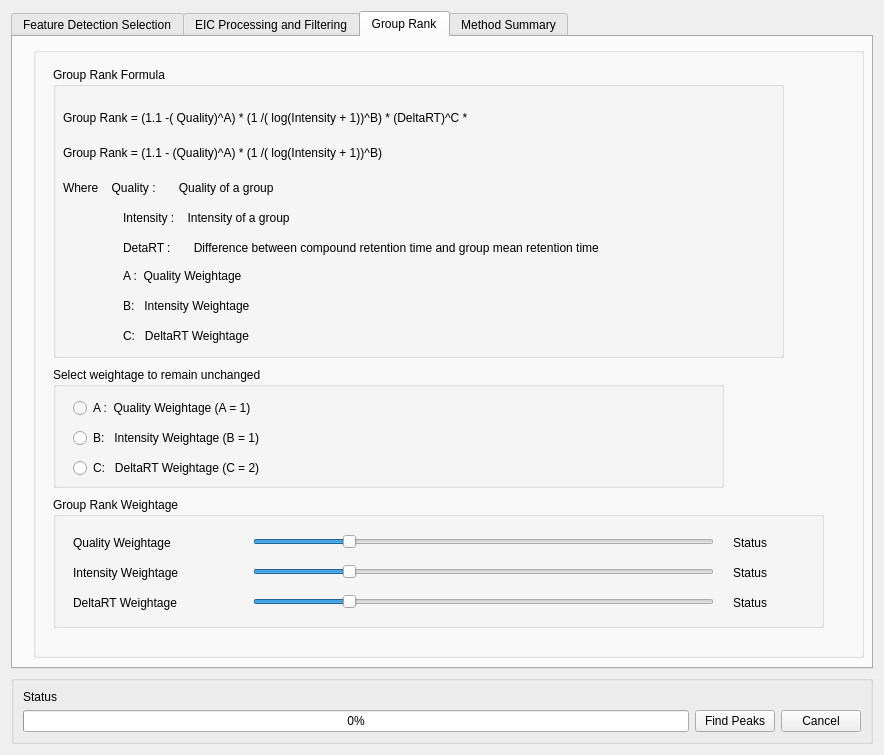
ElucidataInc/ElMaven, file mzroll/forms/peakdetectiondialog.ui: the form before one commit.
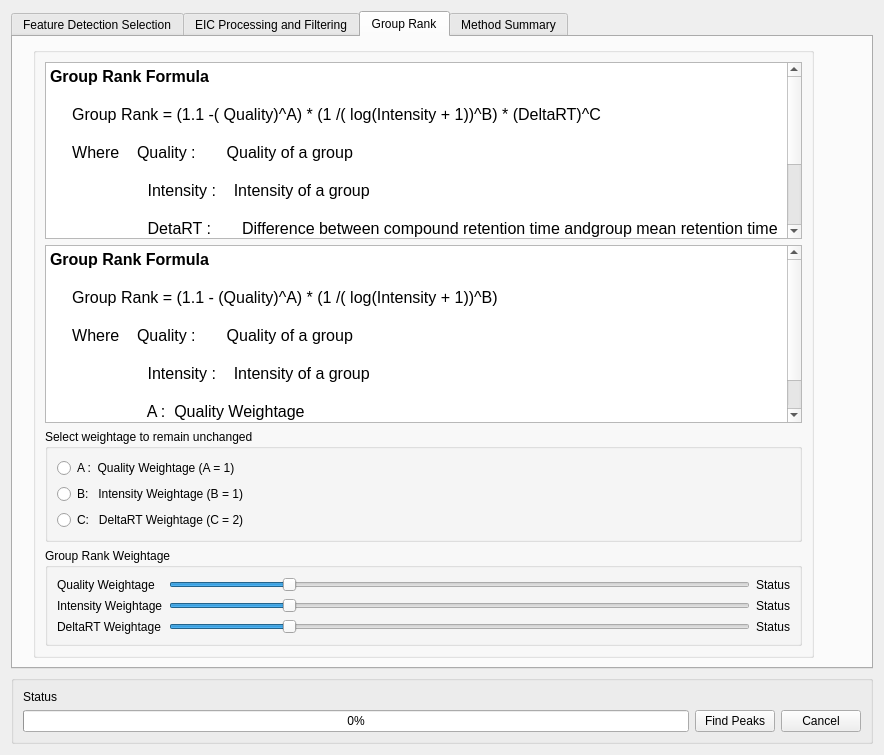
The form after the commit. The open tabs and pages were chosen to show the change.

Commit message:
Ftr: User Interface for group rank tab in peak detection dialog has      been changed.
   - Qt Text browser is used for writing group rank formula instead
     of using label.

```diff
--- a/mzroll/forms/peakdetectiondialog.ui
+++ b/mzroll/forms/peakdetectiondialog.ui
@@ -725,177 +725,107 @@
         <rect>
          <x>20</x>
          <y>10</y>
-         <width>831</width>
+         <width>781</width>
          <height>611</height>
         </rect>
        </property>
        <property name="title">
         <string/>
        </property>
-       <widget class="QGroupBox" name="groupBox_5">
-        <property name="geometry">
-         <rect>
-          <x>20</x>
-          <y>20</y>
-          <width>731</width>
-          <height>291</height>
-         </rect>
-        </property>
+       <layout class="QGridLayout" name="gridLayout_15">
+        <item row="2" column="0">
+         <widget class="QGroupBox" name="groupBox_7">
         <property name="title">
-         <string>Group Rank Formula</string>
-        </property>
-        <widget class="QLabel" name="label_26">
-         <property name="geometry">
-          <rect>
-           <x>10</x>
-           <y>30</y>
-           <width>661</width>
-           <height>41</height>
-          </rect>
-         </property>
+           <string>Select weightage to remain unchanged</string>
+          </property>
+          <layout class="QGridLayout" name="gridLayout_18">
+           <item row="1" column="0">
+            <widget class="QRadioButton" name="intensityWeightButton">
          <property name="text">
-          <string>Group Rank = (1.1 -( Quality)^A) * (1 /( log(Intensity + 1))^B) * (DeltaRT)^C *</string>
-         </property>
-        </widget>
-        <widget class="QLabel" name="label_27">
-         <property name="geometry">
-          <rect>
-           <x>10</x>
-           <y>70</y>
-           <width>671</width>
-           <height>31</height>
-          </rect>
-         </property>
+              <string>B:   Intensity Weightage (B = 1)</string>
+             </property>
+            </widget>
+           </item>
+           <item row="0" column="0">
+            <widget class="QRadioButton" name="qualityWeightButton">
          <property name="text">
-          <string>Group Rank = (1.1 - (Quality)^A) * (1 /( log(Intensity + 1))^B) </string>
-         </property>
-        </widget>
-        <widget class="QLabel" name="label_28">
-         <property name="geometry">
-          <rect>
-           <x>10</x>
-           <y>110</y>
-           <width>291</width>
-           <height>21</height>
-          </rect>
-         </property>
+              <string>A :  Quality Weightage (A = 1)</string>
+             </property>
+            </widget>
+           </item>
+           <item row="2" column="0">
+            <widget class="QRadioButton" name="deltaRTWeightButton">
          <property name="text">
-          <string>Where    Quality :       Quality of a group</string>
-         </property>
-        </widget>
-        <widget class="QLabel" name="label_29">
-         <property name="geometry">
-          <rect>
-           <x>70</x>
-           <y>140</y>
-           <width>281</width>
-           <height>21</height>
-          </rect>
-         </property>
-         <property name="text">
-          <string>Intensity :    Intensity of a group</string>
-         </property>
-        </widget>
-        <widget class="QLabel" name="label_30">
-         <property name="geometry">
-          <rect>
-           <x>70</x>
-           <y>170</y>
-           <width>631</width>
-           <height>21</height>
-          </rect>
-         </property>
-         <property name="text">
-          <string>DetaRT :       Difference between compound retention time and group mean retention time</string>
-         </property>
-        </widget>
-        <widget class="QLabel" name="label_31">
-         <property name="geometry">
-          <rect>
-           <x>70</x>
-           <y>200</y>
-           <width>281</width>
-           <height>17</height>
-          </rect>
-         </property>
-         <property name="text">
-          <string>A :  Quality Weightage</string>
-         </property>
-        </widget>
-        <widget class="QLabel" name="label_32">
-         <property name="geometry">
-          <rect>
-           <x>70</x>
-           <y>230</y>
-           <width>271</width>
-           <height>17</height>
-          </rect>
-         </property>
-         <property name="text">
-          <string>B:   Intensity Weightage</string>
-         </property>
-        </widget>
-        <widget class="QLabel" name="label_33">
-         <property name="geometry">
-          <rect>
-           <x>70</x>
-           <y>260</y>
-           <width>201</width>
-           <height>17</height>
-          </rect>
-         </property>
-         <property name="text">
-          <string>C:   DeltaRT Weightage</string>
-         </property>
-        </widget>
-       </widget>
+              <string>C:   DeltaRT Weightage (C = 2)</string>
+             </property>
+            </widget>
+           </item>
+          </layout>
+         </widget>
+        </item>
+        <item row="3" column="0">
        <widget class="QGroupBox" name="groupBox_6">
-        <property name="geometry">
-         <rect>
-          <x>20</x>
-          <y>450</y>
-          <width>771</width>
-          <height>131</height>
-         </rect>
-        </property>
         <property name="title">
          <string>Group Rank Weightage</string>
         </property>
-        <widget class="QLabel" name="label_24">
-         <property name="geometry">
-          <rect>
-           <x>20</x>
-           <y>30</y>
-           <width>171</width>
-           <height>31</height>
-          </rect>
-         </property>
+          <layout class="QGridLayout" name="gridLayout_14">
+           <item row="2" column="1">
+            <widget class="QSlider" name="deltaRTWeight">
+             <property name="mouseTracking">
+              <bool>true</bool>
+             </property>
+             <property name="maximum">
+              <number>5</number>
+             </property>
+             <property name="pageStep">
+              <number>1</number>
+             </property>
+             <property name="value">
+              <number>1</number>
+             </property>
+             <property name="orientation">
+              <enum>Qt::Horizontal</enum>
+             </property>
+            </widget>
+           </item>
+           <item row="2" column="2">
+            <widget class="QLabel" name="deltaRTWeightStatus">
          <property name="text">
-          <string>Quality Weightage</string>
-         </property>
-        </widget>
+              <string>Status</string>
+             </property>
+            </widget>
+           </item>
+           <item row="0" column="1">
+            <widget class="QSlider" name="qualityWeight">
+             <property name="mouseTracking">
+              <bool>true</bool>
+             </property>
+             <property name="minimum">
+              <number>0</number>
+             </property>
+             <property name="maximum">
+              <number>5</number>
+             </property>
+             <property name="pageStep">
+              <number>1</number>
+             </property>
+             <property name="value">
+              <number>1</number>
+             </property>
+             <property name="orientation">
+              <enum>Qt::Horizontal</enum>
+             </property>
+            </widget>
+           </item>
+           <item row="1" column="0">
         <widget class="QLabel" name="label_25">
-         <property name="geometry">
-          <rect>
-           <x>20</x>
-           <y>60</y>
-           <width>181</width>
-           <height>31</height>
-          </rect>
-         </property>
          <property name="text">
           <string>Intensity Weightage</string>
          </property>
         </widget>
+           </item>
+           <item row="1" column="1">
         <widget class="QSlider" name="intensityWeight">
-         <property name="geometry">
-          <rect>
-           <x>200</x>
-           <y>60</y>
-           <width>461</width>
-           <height>29</height>
-          </rect>
-         </property>
          <property name="mouseTracking">
           <bool>true</bool>
          </property>
@@ -918,164 +848,85 @@
           <enum>Qt::Horizontal</enum>
          </property>
         </widget>
-        <widget class="QSlider" name="qualityWeight">
-         <property name="geometry">
-          <rect>
-           <x>200</x>
-           <y>30</y>
-           <width>461</width>
-           <height>29</height>
-          </rect>
-         </property>
-         <property name="mouseTracking">
-          <bool>true</bool>
-         </property>
-         <property name="minimum">
-          <number>0</number>
-         </property>
-         <property name="maximum">
-          <number>5</number>
-         </property>
-         <property name="pageStep">
-          <number>1</number>
-         </property>
-         <property name="value">
-          <number>1</number>
-         </property>
-         <property name="orientation">
-          <enum>Qt::Horizontal</enum>
-         </property>
-        </widget>
-        <widget class="QLabel" name="qualityWeightStatus">
-         <property name="geometry">
-          <rect>
-           <x>680</x>
-           <y>30</y>
-           <width>101</width>
-           <height>31</height>
-          </rect>
-         </property>
-         <property name="text">
-          <string>Status</string>
-         </property>
-        </widget>
+           </item>
+           <item row="1" column="2">
         <widget class="QLabel" name="intensityWeightStatus">
-         <property name="geometry">
-          <rect>
-           <x>680</x>
-           <y>60</y>
-           <width>101</width>
-           <height>31</height>
-          </rect>
-         </property>
          <property name="text">
           <string>Status</string>
          </property>
         </widget>
+           </item>
+           <item row="2" column="0">
         <widget class="QLabel" name="label_34">
-         <property name="geometry">
-          <rect>
-           <x>20</x>
-           <y>90</y>
-           <width>171</width>
-           <height>31</height>
-          </rect>
-         </property>
          <property name="text">
           <string>DeltaRT Weightage</string>
          </property>
         </widget>
-        <widget class="QSlider" name="deltaRTWeight">
-         <property name="geometry">
-          <rect>
-           <x>200</x>
-           <y>90</y>
-           <width>461</width>
-           <height>29</height>
-          </rect>
-         </property>
-         <property name="mouseTracking">
-          <bool>true</bool>
-         </property>
-         <property name="maximum">
-          <number>5</number>
-         </property>
-         <property name="pageStep">
-          <number>1</number>
-         </property>
-         <property name="value">
-          <number>1</number>
-         </property>
-         <property name="orientation">
-          <enum>Qt::Horizontal</enum>
-         </property>
-        </widget>
-        <widget class="QLabel" name="deltaRTWeightStatus">
-         <property name="geometry">
-          <rect>
-           <x>680</x>
-           <y>90</y>
-           <width>101</width>
-           <height>31</height>
-          </rect>
-         </property>
+           </item>
+           <item row="0" column="0">
+            <widget class="QLabel" name="label_24">
+             <property name="text">
+              <string>Quality Weightage</string>
+             </property>
+            </widget>
+           </item>
+           <item row="0" column="2">
+            <widget class="QLabel" name="qualityWeightStatus">
          <property name="text">
           <string>Status</string>
          </property>
         </widget>
-       </widget>
-       <widget class="QGroupBox" name="groupBox_7">
-        <property name="geometry">
-         <rect>
-          <x>20</x>
-          <y>320</y>
-          <width>671</width>
-          <height>121</height>
-         </rect>
-        </property>
-        <property name="title">
-         <string>Select weightage to remain unchanged</string>
-        </property>
-        <widget class="QRadioButton" name="qualityWeightButton">
-         <property name="geometry">
-          <rect>
-           <x>20</x>
-           <y>30</y>
-           <width>281</width>
-           <height>22</height>
-          </rect>
-         </property>
-         <property name="text">
-          <string>A :  Quality Weightage (A = 1)</string>
-         </property>
-        </widget>
-        <widget class="QRadioButton" name="intensityWeightButton">
-         <property name="geometry">
-          <rect>
-           <x>20</x>
-           <y>60</y>
-           <width>311</width>
-           <height>22</height>
-          </rect>
-         </property>
-         <property name="text">
-          <string>B:   Intensity Weightage (B = 1)</string>
-         </property>
-        </widget>
-        <widget class="QRadioButton" name="deltaRTWeightButton">
-         <property name="geometry">
-          <rect>
-           <x>20</x>
-           <y>90</y>
-           <width>361</width>
-           <height>22</height>
-          </rect>
-         </property>
-         <property name="text">
-          <string>C:   DeltaRT Weightage (C = 2)</string>
-         </property>
-        </widget>
-       </widget>
+           </item>
+          </layout>
+         </widget>
+        </item>
+        <item row="0" column="0">
+         <widget class="QTextBrowser" name="textBrowser">
+          <property name="html">
+           <string>&lt;!DOCTYPE HTML PUBLIC &quot;-//W3C//DTD HTML 4.0//EN&quot; &quot;http://www.w3.org/TR/REC-html40/strict.dtd&quot;&gt;
+&lt;html&gt;&lt;head&gt;&lt;meta name=&quot;qrichtext&quot; content=&quot;1&quot; /&gt;&lt;style type=&quot;text/css&quot;&gt;
+p, li { white-space: pre-wrap; }
+&lt;/style&gt;&lt;/head&gt;&lt;body style=&quot; font-family:'Ubuntu'; font-size:11pt; font-weight:400; font-style:normal;&quot;&gt;
+&lt;p style=&quot; margin-top:0px; margin-bottom:0px; margin-left:0px; margin-right:0px; -qt-block-indent:0; text-indent:0px;&quot;&gt;&lt;span style=&quot; font-size:12pt; font-weight:600;&quot;&gt;Group Rank Formula&lt;/span&gt;&lt;/p&gt;
+&lt;p style=&quot;-qt-paragraph-type:empty; margin-top:0px; margin-bottom:0px; margin-left:0px; margin-right:0px; -qt-block-indent:0; text-indent:0px; font-size:12pt; font-weight:600;&quot;&gt;&lt;br /&gt;&lt;/p&gt;
+&lt;p style=&quot; margin-top:0px; margin-bottom:0px; margin-left:0px; margin-right:0px; -qt-block-indent:0; text-indent:0px;&quot;&gt;&lt;span style=&quot; font-size:12pt;&quot;&gt;     Group Rank = (1.1 -( Quality)^A) * (1 /( log(Intensity + 1))^B) * (DeltaRT)^C&lt;/span&gt;&lt;/p&gt;
+&lt;p style=&quot;-qt-paragraph-type:empty; margin-top:0px; margin-bottom:0px; margin-left:0px; margin-right:0px; -qt-block-indent:0; text-indent:0px; font-size:12pt;&quot;&gt;&lt;br /&gt;&lt;/p&gt;
+&lt;p style=&quot; margin-top:0px; margin-bottom:0px; margin-left:0px; margin-right:0px; -qt-block-indent:0; text-indent:0px;&quot;&gt;&lt;span style=&quot; font-size:12pt;&quot;&gt;     Where    Quality :       Quality of a group&lt;/span&gt;&lt;/p&gt;
+&lt;p style=&quot;-qt-paragraph-type:empty; margin-top:0px; margin-bottom:0px; margin-left:0px; margin-right:0px; -qt-block-indent:0; text-indent:0px; font-size:12pt;&quot;&gt;&lt;br /&gt;&lt;/p&gt;
+&lt;p style=&quot; margin-top:0px; margin-bottom:0px; margin-left:0px; margin-right:0px; -qt-block-indent:0; text-indent:0px;&quot;&gt;&lt;span style=&quot; font-size:12pt;&quot;&gt;                      Intensity :    Intensity of a group&lt;/span&gt;&lt;/p&gt;
+&lt;p style=&quot;-qt-paragraph-type:empty; margin-top:0px; margin-bottom:0px; margin-left:0px; margin-right:0px; -qt-block-indent:0; text-indent:0px; font-size:12pt;&quot;&gt;&lt;br /&gt;&lt;/p&gt;
+&lt;p style=&quot; margin-top:0px; margin-bottom:0px; margin-left:0px; margin-right:0px; -qt-block-indent:0; text-indent:0px;&quot;&gt;&lt;span style=&quot; font-size:12pt;&quot;&gt;                      DetaRT :       Difference between compound retention time andgroup mean retention time&lt;/span&gt;&lt;/p&gt;
+&lt;p style=&quot;-qt-paragraph-type:empty; margin-top:0px; margin-bottom:0px; margin-left:0px; margin-right:0px; -qt-block-indent:0; text-indent:0px; font-size:12pt;&quot;&gt;&lt;br /&gt;&lt;/p&gt;
+&lt;p style=&quot; margin-top:0px; margin-bottom:0px; margin-left:0px; margin-right:0px; -qt-block-indent:0; text-indent:0px;&quot;&gt;&lt;span style=&quot; font-size:12pt;&quot;&gt;                      A :  Quality Weightage&lt;/span&gt;&lt;/p&gt;
+&lt;p style=&quot;-qt-paragraph-type:empty; margin-top:0px; margin-bottom:0px; margin-left:0px; margin-right:0px; -qt-block-indent:0; text-indent:0px; font-size:12pt;&quot;&gt;&lt;br /&gt;&lt;/p&gt;
+&lt;p style=&quot; margin-top:0px; margin-bottom:0px; margin-left:0px; margin-right:0px; -qt-block-indent:0; text-indent:0px;&quot;&gt;&lt;span style=&quot; font-size:12pt;&quot;&gt;                      B:   Intensity Weightage&lt;/span&gt;&lt;/p&gt;
+&lt;p style=&quot;-qt-paragraph-type:empty; margin-top:0px; margin-bottom:0px; margin-left:0px; margin-right:0px; -qt-block-indent:0; text-indent:0px; font-size:12pt;&quot;&gt;&lt;br /&gt;&lt;/p&gt;
+&lt;p style=&quot; margin-top:0px; margin-bottom:0px; margin-left:0px; margin-right:0px; -qt-block-indent:0; text-indent:0px;&quot;&gt;&lt;span style=&quot; font-size:12pt;&quot;&gt;                      C:   DeltaRT Weightage&lt;/span&gt;&lt;/p&gt;&lt;/body&gt;&lt;/html&gt;</string>
+          </property>
+         </widget>
+        </item>
+        <item row="1" column="0">
+         <widget class="QTextBrowser" name="textBrowser_2">
+          <property name="html">
+           <string>&lt;!DOCTYPE HTML PUBLIC &quot;-//W3C//DTD HTML 4.0//EN&quot; &quot;http://www.w3.org/TR/REC-html40/strict.dtd&quot;&gt;
+&lt;html&gt;&lt;head&gt;&lt;meta name=&quot;qrichtext&quot; content=&quot;1&quot; /&gt;&lt;style type=&quot;text/css&quot;&gt;
+p, li { white-space: pre-wrap; }
+&lt;/style&gt;&lt;/head&gt;&lt;body style=&quot; font-family:'Ubuntu'; font-size:11pt; font-weight:400; font-style:normal;&quot;&gt;
+&lt;p style=&quot; margin-top:0px; margin-bottom:0px; margin-left:0px; margin-right:0px; -qt-block-indent:0; text-indent:0px;&quot;&gt;&lt;span style=&quot; font-size:12pt; font-weight:600;&quot;&gt;Group Rank Formula&lt;/span&gt;&lt;/p&gt;
+&lt;p style=&quot;-qt-paragraph-type:empty; margin-top:0px; margin-bottom:0px; margin-left:0px; margin-right:0px; -qt-block-indent:0; text-indent:0px; font-size:12pt; font-weight:600;&quot;&gt;&lt;br /&gt;&lt;/p&gt;
+&lt;p style=&quot; margin-top:0px; margin-bottom:0px; margin-left:0px; margin-right:0px; -qt-block-indent:0; text-indent:0px;&quot;&gt;&lt;span style=&quot; font-size:12pt;&quot;&gt;     Group Rank = (1.1 - (Quality)^A) * (1 /( log(Intensity + 1))^B) &lt;/span&gt;&lt;/p&gt;
+&lt;p style=&quot;-qt-paragraph-type:empty; margin-top:0px; margin-bottom:0px; margin-left:0px; margin-right:0px; -qt-block-indent:0; text-indent:0px; font-size:12pt;&quot;&gt;&lt;br /&gt;&lt;/p&gt;
+&lt;p style=&quot; margin-top:0px; margin-bottom:0px; margin-left:0px; margin-right:0px; -qt-block-indent:0; text-indent:0px;&quot;&gt;&lt;span style=&quot; font-size:12pt;&quot;&gt;     Where    Quality :       Quality of a group&lt;/span&gt;&lt;/p&gt;
+&lt;p style=&quot;-qt-paragraph-type:empty; margin-top:0px; margin-bottom:0px; margin-left:0px; margin-right:0px; -qt-block-indent:0; text-indent:0px; font-size:12pt;&quot;&gt;&lt;br /&gt;&lt;/p&gt;
+&lt;p style=&quot; margin-top:0px; margin-bottom:0px; margin-left:0px; margin-right:0px; -qt-block-indent:0; text-indent:0px;&quot;&gt;&lt;span style=&quot; font-size:12pt;&quot;&gt;                      Intensity :    Intensity of a group&lt;/span&gt;&lt;/p&gt;
+&lt;p style=&quot;-qt-paragraph-type:empty; margin-top:0px; margin-bottom:0px; margin-left:0px; margin-right:0px; -qt-block-indent:0; text-indent:0px; font-size:12pt;&quot;&gt;&lt;br /&gt;&lt;/p&gt;
+&lt;p style=&quot; margin-top:0px; margin-bottom:0px; margin-left:0px; margin-right:0px; -qt-block-indent:0; text-indent:0px;&quot;&gt;&lt;span style=&quot; font-size:12pt;&quot;&gt;                      A :  Quality Weightage&lt;/span&gt;&lt;/p&gt;
+&lt;p style=&quot;-qt-paragraph-type:empty; margin-top:0px; margin-bottom:0px; margin-left:0px; margin-right:0px; -qt-block-indent:0; text-indent:0px; font-size:12pt;&quot;&gt;&lt;br /&gt;&lt;/p&gt;
+&lt;p style=&quot; margin-top:0px; margin-bottom:0px; margin-left:0px; margin-right:0px; -qt-block-indent:0; text-indent:0px;&quot;&gt;&lt;span style=&quot; font-size:12pt;&quot;&gt;                      B:   Intensity Weightage&lt;/span&gt;&lt;/p&gt;&lt;/body&gt;&lt;/html&gt;</string>
+          </property>
+         </widget>
+        </item>
+       </layout>
       </widget>
      </widget>
      <widget class="QWidget" name="methodSummaryTab">
```
Lines whose indentation alone changed are shown as unchanged. The commit also changes 2 other files.
